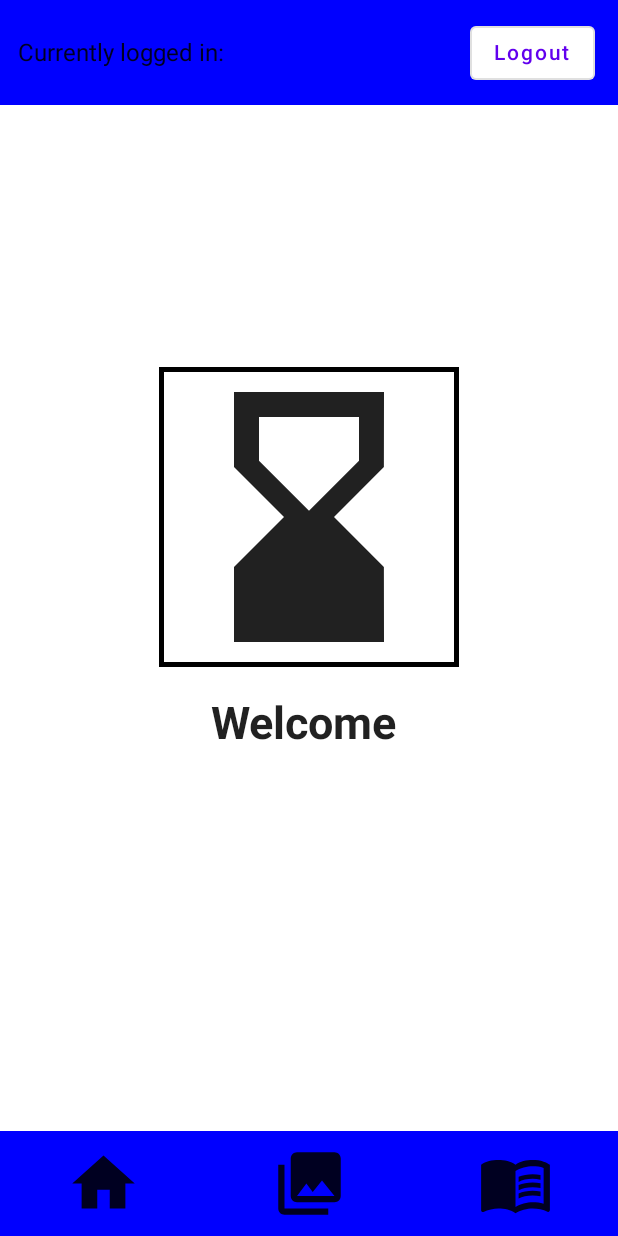
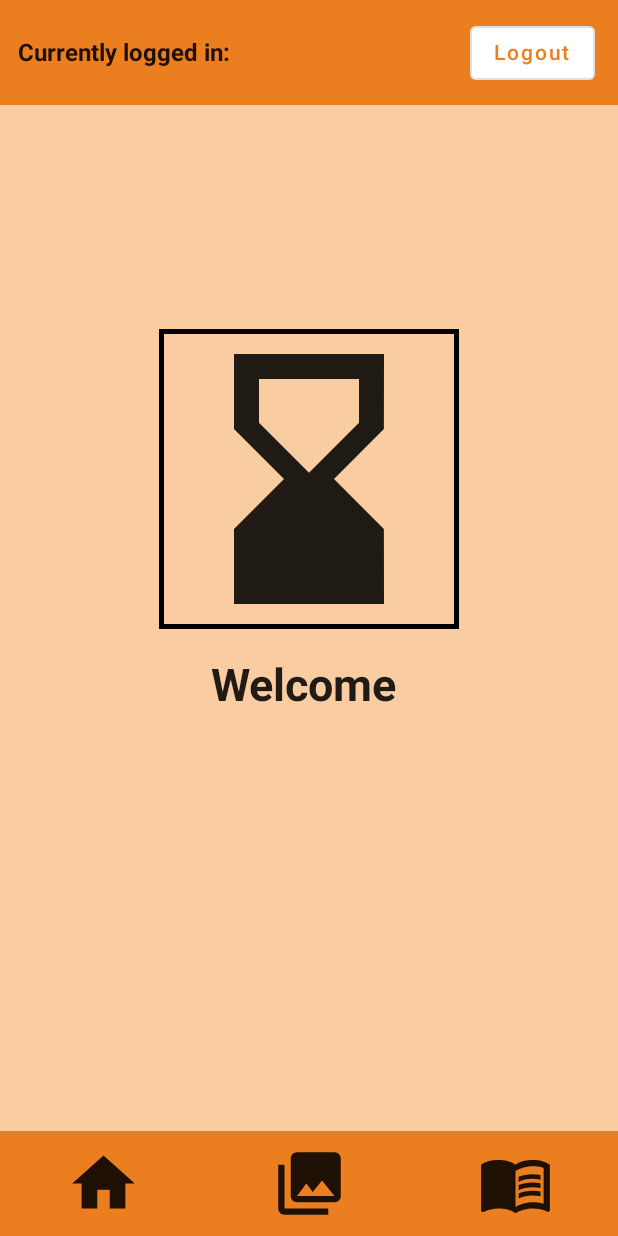
Before and after one commit to KoskenniemiAra/NativeProject, an Android app built with Jetpack Compose: the screen it shows after launch (MainActivity), after a tap on "Login", on a phone screen of 412 x 824 dp. Run offline under Robolectric (Android 15) with nearby library versions, the phone set to English and light mode, and no system bars.

Commit message:
UI improvements, mainly coloring

```diff
--- a/app/src/main/java/com/example/nativeproject/BottomBar.kt
+++ b/app/src/main/java/com/example/nativeproject/BottomBar.kt
@@ -19,7 +19,7 @@ fun BottomBar(navController: NavHostController) {
     Row(modifier = Modifier
         .fillMaxWidth()
         .height(70.dp)
-        .background(color = Color.Blue),
+        .background(color = Color(0xffeb7e1e)),
         verticalAlignment = Alignment.CenterVertically,
         horizontalArrangement = Arrangement.SpaceAround
     )
@@ -54,7 +54,7 @@ fun BottomBarNoNav() {
     Row(modifier = Modifier
         .fillMaxWidth()
         .height(70.dp)
-        .background(color = Color.Blue),
+        .background(color = Color(0xffeb7e1e)),
         verticalAlignment = Alignment.CenterVertically,
         horizontalArrangement = Arrangement.SpaceAround
     )
--- a/app/src/main/java/com/example/nativeproject/DataInteraction.kt
+++ b/app/src/main/java/com/example/nativeproject/DataInteraction.kt
@@ -1,12 +1,14 @@
 package com.example.nativeproject
 
 import androidx.compose.foundation.Image
+import androidx.compose.foundation.background
 import androidx.compose.foundation.layout.*
 import androidx.compose.material.Button
 import androidx.compose.material.Text
 import androidx.compose.runtime.*
 import androidx.compose.ui.Alignment
 import androidx.compose.ui.Modifier
+import androidx.compose.ui.graphics.Color
 import androidx.compose.ui.platform.LocalContext
 import androidx.compose.ui.res.painterResource
 import androidx.compose.ui.unit.dp
@@ -37,7 +39,8 @@ fun PhotoView() {
     // val photoitems = List<PhotoItem>(5){PhotoItem()}
 
     Column(modifier = Modifier
-        .fillMaxSize(),
+        .fillMaxSize()
+        .background(color = Color(0xfffacca2)),
         horizontalAlignment = Alignment.CenterHorizontally
     ) {
         BigPhoto(photoId = PhotoHandling.OpenPhoto.value)
@@ -95,7 +98,11 @@ fun PhotoButtons(photoVM: PhotoViewModel ) {
 
 @Composable
 fun PhotoButton(photoname: String, photoid: Int, photoVM: PhotoViewModel) {
-    Button(onClick = { photoVM.OpenPhoto.value = photoid }, modifier = Modifier.width(100.dp).height(50.dp)) {
+    Button(onClick = { photoVM.OpenPhoto.value = photoid },
+        modifier = Modifier
+            .width(100.dp)
+            .height(50.dp)
+    ) {
         Text(text = photoname)
     }
 }
--- a/app/src/main/java/com/example/nativeproject/HomeView.kt
+++ b/app/src/main/java/com/example/nativeproject/HomeView.kt
@@ -1,5 +1,6 @@
 package com.example.nativeproject
 
+import androidx.compose.foundation.background
 import androidx.compose.foundation.border
 import androidx.compose.foundation.layout.*
 import androidx.compose.material.Icon
@@ -16,7 +17,9 @@ import androidx.compose.ui.unit.sp
 @Composable
 fun HomeView(loginVM : LoginViewModel) {
     Column(
-        modifier = Modifier.fillMaxSize() .padding(bottom = 150.dp),
+        modifier = Modifier
+            .fillMaxSize()
+            .background(color = Color(0xfffacca2)),
         horizontalAlignment = Alignment.CenterHorizontally,
         verticalArrangement = Arrangement.Center
     ) {
@@ -26,7 +29,7 @@ fun HomeView(loginVM : LoginViewModel) {
         Text(text = "Welcome ${loginVM.user.value}",
             fontSize = 30.sp,
             fontWeight = FontWeight.Bold,
-            modifier = Modifier.padding(top = 20.dp)
+            modifier = Modifier.padding(top = 20.dp, bottom = 200.dp)
         )
     }
 
--- a/app/src/main/java/com/example/nativeproject/LoginView.kt
+++ b/app/src/main/java/com/example/nativeproject/LoginView.kt
@@ -26,7 +26,7 @@ fun LoginView( LoginVM : LoginViewModel) {
     Column(
         Modifier
             .fillMaxSize()
-            .background(Color.Cyan)
+            .background(color = Color(0xfffacca2))
             .padding(bottom = 100.dp),
         verticalArrangement = Arrangement.Center,
         horizontalAlignment = Alignment.CenterHorizontally
--- a/app/src/main/java/com/example/nativeproject/NewsView.kt
+++ b/app/src/main/java/com/example/nativeproject/NewsView.kt
@@ -22,7 +22,10 @@ fun NewsMain() {
 
     val newsHandling = viewModel<NewsViewModel>(LocalContext.current as ViewModelStoreOwner)
 
-    Column {
+    Column(modifier = Modifier
+        .background(color = Color(0xfffacca2))
+        .fillMaxSize()
+    ) {
         AddNews( newsHandling )
         newsHandling.news.forEach{
             SingleNews(title = it.title, summary = it.summary)
@@ -64,7 +67,7 @@ fun SingleNews(title: String, summary: String) {
     Row(
         modifier = Modifier
             .fillMaxWidth()
-            .background(Color.LightGray),
+            .background(color = Color(0xfffacca2)),
         horizontalArrangement = Arrangement.SpaceBetween,
         verticalAlignment = Alignment.CenterVertically
     ) {
--- a/app/src/main/java/com/example/nativeproject/TopBar.kt
+++ b/app/src/main/java/com/example/nativeproject/TopBar.kt
@@ -8,6 +8,7 @@ import androidx.compose.runtime.Composable
 import androidx.compose.ui.Alignment
 import androidx.compose.ui.Modifier
 import androidx.compose.ui.graphics.Color
+import androidx.compose.ui.text.font.FontWeight
 import androidx.compose.ui.unit.dp
 
 @Composable
@@ -15,13 +16,13 @@ fun TopBar( LoginVM : LoginViewModel) {
     Row(modifier = Modifier
         .fillMaxWidth()
         .height(70.dp)
-        .background(color = Color.Blue),
+        .background(color = Color(0xffeb7e1e)),
     verticalAlignment = Alignment.CenterVertically,
     horizontalArrangement = Arrangement.SpaceBetween
     )
     {
         if( LoginVM.loggedIn.value) {
-            Text(text = "Currently logged in: ${LoginVM.user.value}", modifier = Modifier.padding(start = 12.dp))
+            Text(text = "Currently logged in: ${LoginVM.user.value}", modifier = Modifier.padding(start = 12.dp), fontWeight = FontWeight.Bold)
             OutlinedButton(onClick = { LoginVM.logout() },
             modifier = Modifier.padding(end=15.dp)) {
                 Text(text = "Logout")
--- a/app/src/main/java/com/example/nativeproject/ui/theme/Color.kt
+++ b/app/src/main/java/com/example/nativeproject/ui/theme/Color.kt
@@ -3,6 +3,6 @@ package com.example.nativeproject.ui.theme
 import androidx.compose.ui.graphics.Color
 
 val Purple200 = Color(0xFFBB86FC)
-val Purple500 = Color(0xFF6200EE)
-val Purple700 = Color(0xFF3700B3)
+val Purple500 = Color(0xffeb7e1e)
+val Purple700 = Color(0xffeb7e1e)
 val Teal200 = Color(0xFF03DAC5)
```
